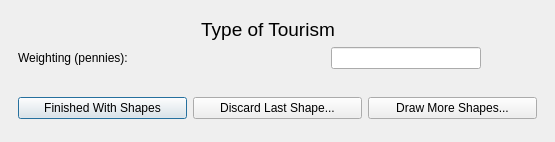
The window that cobi_loreto/Interview/drawecotourism.ui (Ecotrust/openoceanmap-desktop) describes before a commit, drawn with Qt 5.
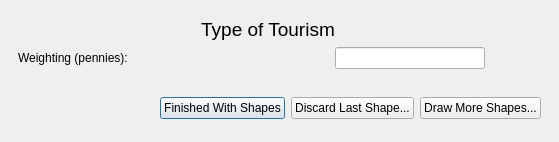
The same window after the commit.

The edit to the form file:
```diff
--- a/cobi_loreto/Interview/drawecotourism.ui
+++ b/cobi_loreto/Interview/drawecotourism.ui
@@ -6,7 +6,7 @@
    <rect>
     <x>0</x>
     <y>0</y>
-    <width>555</width>
+    <width>559</width>
     <height>142</height>
    </rect>
   </property>
@@ -114,6 +114,19 @@
    <item rowspan="2" row="1" column="0" >
     <widget class="QWidget" native="1" name="widget" >
      <layout class="QHBoxLayout" >
+      <item>
+       <spacer>
+        <property name="orientation" >
+         <enum>Qt::Horizontal</enum>
+        </property>
+        <property name="sizeHint" >
+         <size>
+          <width>106</width>
+          <height>20</height>
+         </size>
+        </property>
+       </spacer>
+      </item>
       <item>
        <widget class="QPushButton" name="pbnShapeFinished" >
         <property name="text" >
```
